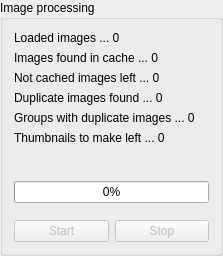
Qt form doppelganger/resources/ui/processinggroupbox.ui (max-dw-i/myfyrio) before a commit.
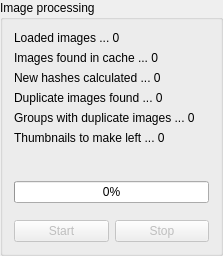
The same form after that commit.

Commit message: Reimplement calculating of hashes as generator

Diff of the .ui file:
```diff
--- a/doppelganger/resources/ui/processinggroupbox.ui
+++ b/doppelganger/resources/ui/processinggroupbox.ui
@@ -76,7 +76,7 @@
       <item>
        <widget class="QLabel" name="remainingPicLbl">
         <property name="text">
-         <string>Not cached images left ... 0</string>
+         <string>New hashes calculated ... 0</string>
         </property>
         <property name="alias" stdset="0">
          <string>remaining_images</string>
```
The commit also changes 4 other files.
